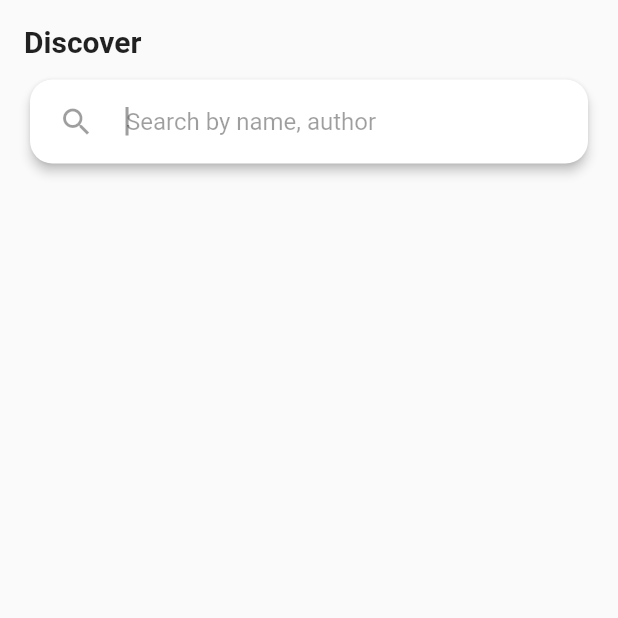
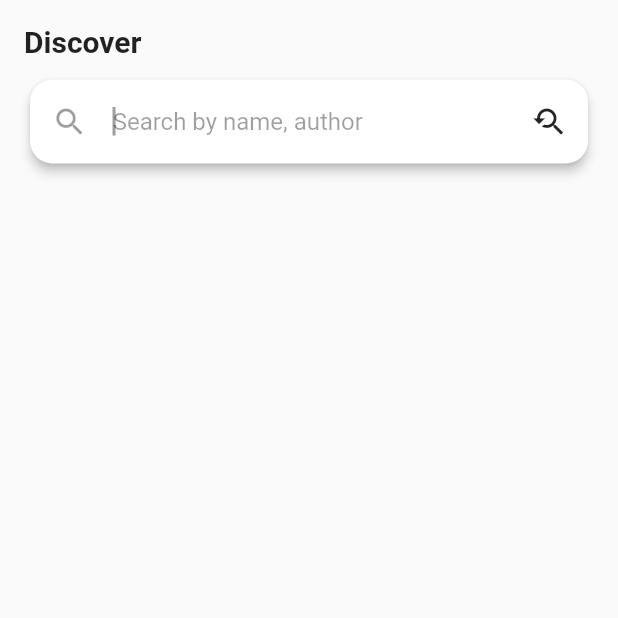
Before and after one commit to Adarsh0603/bookjungle, a Flutter app: the SearchScreen screen opened by its route, after a tap on the "search" icon, on a phone screen of 412 x 824 dp, the top half of it. Run offline on Flutter 3.47's test engine with Material 2 defaults, Android fonts, the phone set to English and light mode, and no system bars; our stand-ins replace share, sqflite, transparent_image; accounts and stored records are empty; network calls fail.

Commit message:
fixed clear search screen on load, started advanced search implementation

```diff
--- a/lib/providers/books.dart
+++ b/lib/providers/books.dart
@@ -148,4 +148,9 @@ class Books extends ChangeNotifier {
   Book getBookById(String id) {
     return _searchedBooksList.firstWhere((element) => (element.id == id));
   }
+
+  void clearList() {
+    _searchedBooksList.clear();
+    notifyListeners();
+  }
 }
--- a/lib/screens/search_screen.dart
+++ b/lib/screens/search_screen.dart
@@ -1,8 +1,10 @@
 import 'package:books_app/constants.dart';
+import 'package:books_app/providers/books.dart';
 import 'package:books_app/widgets/books_grid.dart';
 import 'package:books_app/widgets/navbar.dart';
 import 'package:books_app/widgets/search_bar.dart';
 import 'package:flutter/material.dart';
+import 'package:provider/provider.dart';
 
 class SearchScreen extends StatefulWidget {
   static const routeName = '/search-screen';
@@ -12,6 +14,19 @@ class SearchScreen extends StatefulWidget {
 }
 
 class _SearchScreenState extends State<SearchScreen> {
+  bool loadGrid = false;
+  @override
+  void didChangeDependencies() {
+    // TODO: implement didChangeDependencies
+    Future.delayed(Duration.zero).then((_) {
+      Provider.of<Books>(context, listen: false).clearList();
+
+      setState(() {
+        loadGrid = true;
+      });
+    });
+  }
+
   @override
   Widget build(BuildContext context) {
     return Scaffold(
@@ -35,7 +50,7 @@ class _SearchScreenState extends State<SearchScreen> {
                 ],
               ),
             ),
-            BooksGrid(),
+            if (loadGrid) BooksGrid(),
             SizedBox(height: 80),
           ],
         ),
--- a/lib/widgets/navbar.dart
+++ b/lib/widgets/navbar.dart
@@ -36,7 +36,7 @@ class NavBar extends StatelessWidget {
   }
 }
 
-class NavbarButton extends StatefulWidget {
+class NavbarButton extends StatelessWidget {
   final IconData icon;
   final String route;
   final String currentRoute;
@@ -44,18 +44,13 @@ class NavbarButton extends StatefulWidget {
   NavbarButton(this.icon, this.route, this.currentRoute);
 
   @override
-  _NavbarButtonState createState() => _NavbarButtonState();
-}
-
-class _NavbarButtonState extends State<NavbarButton> {
-  @override
   Widget build(BuildContext context) {
     return IconButton(
-      icon: Icon(widget.icon),
+      icon: Icon(icon),
       color: Colors.white,
       onPressed: () {
-        if (widget.currentRoute == widget.route) return;
-        Navigator.of(context).pushReplacementNamed(widget.route);
+        if (currentRoute == route) return;
+        Navigator.of(context).pushReplacementNamed(route);
       },
     );
   }
--- a/lib/widgets/search_bar.dart
+++ b/lib/widgets/search_bar.dart
@@ -44,6 +44,12 @@ class SearchBar extends StatelessWidget {
                 },
               ),
             ),
+            Expanded(
+              child: GestureDetector(
+                onTap: () {},
+                child: Container(child: Icon(Icons.youtube_searched_for)),
+              ),
+            )
           ],
         ),
       ),
```
